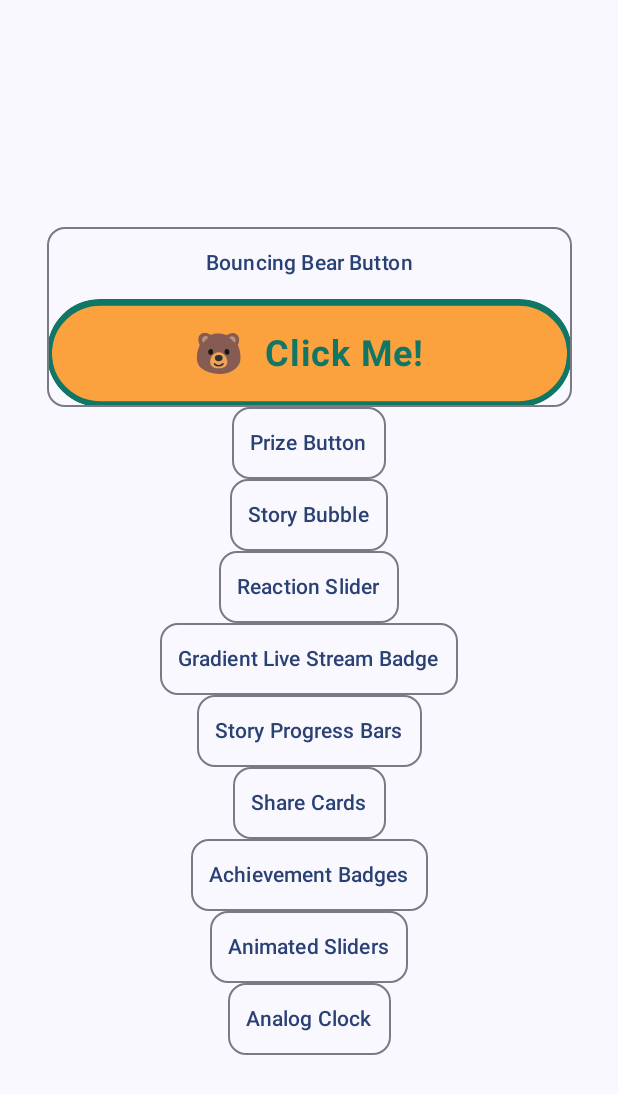
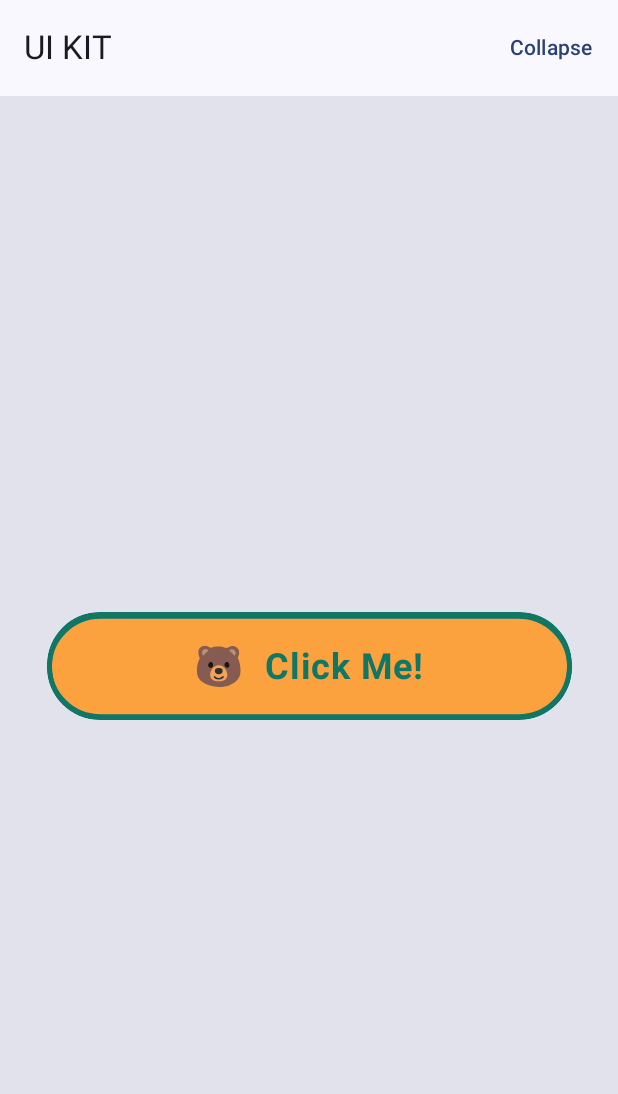
Before and after one commit to zahid4kh/UI-Components-For-Compose, an Android app built with Jetpack Compose: the screen it shows after launch (MainActivity), after a tap on "Bouncing Bear Button", on a phone screen of 412 x 824 dp. Shown: the top 1094 px of the screen. Run offline under Robolectric (Android 15) with nearby library versions, the phone set to English and light mode, and no system bars.

Commit message:
redefined the UI to use AnimatedContent: trying to implemenent morphing while scaling. Current issue: the clicked card doesnt scaleIn properly

```diff
--- /dev/null
+++ b/app/src/main/java/my/ui/ComponentGrid.kt
@@ -0,0 +1,181 @@
+package my.ui
+
+import android.os.Build
+import androidx.annotation.RequiresApi
+import androidx.compose.animation.AnimatedContent
+import androidx.compose.animation.core.Spring
+import androidx.compose.animation.core.animateFloatAsState
+import androidx.compose.animation.core.spring
+import androidx.compose.animation.scaleIn
+import androidx.compose.animation.scaleOut
+import androidx.compose.animation.togetherWith
+import androidx.compose.foundation.background
+import androidx.compose.foundation.layout.Box
+import androidx.compose.foundation.layout.ExperimentalLayoutApi
+import androidx.compose.foundation.layout.PaddingValues
+import androidx.compose.foundation.layout.fillMaxSize
+import androidx.compose.foundation.layout.padding
+import androidx.compose.foundation.lazy.grid.GridCells
+import androidx.compose.foundation.lazy.grid.LazyVerticalGrid
+import androidx.compose.foundation.lazy.grid.items
+import androidx.compose.material3.MaterialTheme
+import androidx.compose.runtime.Composable
+import androidx.compose.runtime.getValue
+import androidx.compose.runtime.mutableStateOf
+import androidx.compose.runtime.remember
+import androidx.compose.runtime.setValue
+import androidx.compose.ui.Alignment
+import androidx.compose.ui.Modifier
+import androidx.compose.ui.composed
+import androidx.compose.ui.draw.scale
+import androidx.compose.ui.geometry.Size
+import androidx.compose.ui.graphics.TransformOrigin
+import androidx.compose.ui.input.pointer.PointerEventType
+import androidx.compose.ui.input.pointer.pointerInput
+import androidx.compose.ui.layout.onGloballyPositioned
+import androidx.compose.ui.layout.positionInRoot
+import androidx.compose.ui.platform.LocalDensity
+import androidx.compose.ui.unit.dp
+
+@RequiresApi(Build.VERSION_CODES.O)
+@Composable
+fun ComponentsGrid(
+    padding: PaddingValues,
+    selectedComponent: ComponentItem?,
+    onSelected: (ComponentItem) -> Unit,
+    components: List<ComponentItem>
+) {
+    var selectedCardBounds by remember { mutableStateOf<CardBounds?>(null) }
+    var screenSize by remember { mutableStateOf<Size?>(null) }
+
+    Box(
+        modifier = Modifier
+            .fillMaxSize()
+            .background(MaterialTheme.colorScheme.surfaceVariant)
+            .onGloballyPositioned { coordinates ->
+                screenSize = Size(
+                    coordinates.size.width.toFloat(),
+                    coordinates.size.height.toFloat()
+                )
+            }
+    ) {
+        AnimatedContent(
+            targetState = selectedComponent,
+            label = "componentTransition",
+            transitionSpec = {
+                val springSpec = spring<Float>(
+                    dampingRatio = Spring.DampingRatioLowBouncy,
+                    stiffness = Spring.StiffnessVeryLow
+                )
+
+                val (initialScale, targetScale) = when {
+                    targetState != null -> 0.3f to 1f
+                    else -> 1f to 0.3f
+                }
+
+                val transformOrigin = selectedCardBounds?.let { bounds ->
+                    screenSize?.let { size ->
+                        TransformOrigin(
+                            pivotFractionX = (bounds.left + bounds.width / 2) / size.width,
+                            pivotFractionY = (bounds.top + bounds.height / 2) / size.height
+                        )
+                    }
+                } ?: TransformOrigin(0.5f, 0.5f)
+
+                scaleIn(
+                    animationSpec = springSpec,
+                    initialScale = initialScale,
+                    transformOrigin = transformOrigin
+                ) togetherWith scaleOut(
+                    animationSpec = springSpec,
+                    targetScale = targetScale,
+                    transformOrigin = transformOrigin
+                )
+            }
+        ) { targetComponent ->
+            if (targetComponent == null) {
+                LazyVerticalGrid(
+                    columns = GridCells.Adaptive(minSize = 130.dp),
+                    contentPadding = padding,
+                    modifier = Modifier.fillMaxSize()
+                ) {
+                    items(components) { componentItem ->
+                        var cardBounds by remember { mutableStateOf<CardBounds?>(null) }
+                        var isHovered by remember { mutableStateOf(false) }
+
+                        val hoverScale by animateFloatAsState(
+                            targetValue = if (isHovered) 1.05f else 1f,
+                            animationSpec = spring(
+                                dampingRatio = Spring.DampingRatioMediumBouncy,
+                                stiffness = Spring.StiffnessLow
+                            ),
+                            label = "hoverScale"
+                        )
+
+                        UIComponent(
+                            text = componentItem.text,
+                            onClick = {
+                                selectedCardBounds = cardBounds
+                                onSelected(componentItem)
+                            },
+                            modifier = Modifier
+                                .scale(hoverScale)
+                                .trackBounds { bounds ->
+                                    cardBounds = bounds
+                                }
+                                .pointerInput(Unit) {
+                                    awaitPointerEventScope {
+                                        while (true) {
+                                            val event = awaitPointerEvent()
+                                            when (event.type) {
+                                                PointerEventType.Enter -> isHovered = true
+                                                PointerEventType.Exit -> isHovered = false
+                                            }
+                                        }
+                                    }
+                                }
+                        )
+                    }
+                }
+            } else {
+                Box(
+                    modifier = Modifier
+                        .fillMaxSize()
+                        .padding(padding),
+                    contentAlignment = Alignment.Center
+                ) {
+                    targetComponent.component()
+                }
+            }
+        }
+    }
+}
+
+@Composable
+fun Modifier.trackBounds(
+    onBoundsChange: (CardBounds) -> Unit
+): Modifier = composed {
+    val density = LocalDensity.current
+
+    this.then(
+        Modifier.onGloballyPositioned { coordinates ->
+            with(density) {
+                onBoundsChange(
+                    CardBounds(
+                        left = coordinates.positionInRoot().x,
+                        top = coordinates.positionInRoot().y,
+                        width = coordinates.size.width.toFloat(),
+                        height = coordinates.size.height.toFloat()
+                    )
+                )
+            }
+        }
+    )
+}
+
+data class CardBounds(
+    val left: Float,
+    val top: Float,
+    val width: Float,
+    val height: Float
+)
--- a/app/src/main/java/my/ui/MainActivity.kt
+++ b/app/src/main/java/my/ui/MainActivity.kt
@@ -6,24 +6,42 @@ import androidx.activity.ComponentActivity
 import androidx.activity.compose.setContent
 import androidx.activity.enableEdgeToEdge
 import androidx.annotation.RequiresApi
-import androidx.compose.animation.AnimatedVisibility
+import androidx.compose.animation.AnimatedContent
+import androidx.compose.animation.core.Spring
+import androidx.compose.animation.core.animateFloatAsState
+import androidx.compose.animation.core.spring
+import androidx.compose.animation.core.tween
+import androidx.compose.animation.fadeIn
+import androidx.compose.animation.fadeOut
+import androidx.compose.animation.scaleIn
+import androidx.compose.animation.scaleOut
+import androidx.compose.animation.slideInVertically
+import androidx.compose.animation.slideOutVertically
+import androidx.compose.animation.togetherWith
+import androidx.compose.foundation.BorderStroke
 import androidx.compose.foundation.background
 import androidx.compose.foundation.clickable
 import androidx.compose.foundation.layout.Arrangement
+import androidx.compose.foundation.layout.Box
 import androidx.compose.foundation.layout.Column
 import androidx.compose.foundation.layout.ExperimentalLayoutApi
 import androidx.compose.foundation.layout.FlowRow
+import androidx.compose.foundation.layout.PaddingValues
 import androidx.compose.foundation.layout.fillMaxSize
 import androidx.compose.foundation.layout.fillMaxWidth
 import androidx.compose.foundation.layout.padding
 import androidx.compose.foundation.layout.size
-import androidx.compose.foundation.lazy.LazyColumn
-import androidx.compose.foundation.rememberScrollState
-import androidx.compose.foundation.verticalScroll
+import androidx.compose.foundation.lazy.grid.GridCells
+import androidx.compose.foundation.lazy.grid.LazyVerticalGrid
+import androidx.compose.foundation.lazy.grid.items
+import androidx.compose.material3.CardDefaults
+import androidx.compose.material3.ExperimentalMaterial3Api
 import androidx.compose.material3.MaterialTheme
 import androidx.compose.material3.OutlinedCard
+import androidx.compose.material3.Scaffold
 import androidx.compose.material3.Text
 import androidx.compose.material3.TextButton
+import androidx.compose.material3.TopAppBar
 import androidx.compose.runtime.Composable
 import androidx.compose.runtime.getValue
 import androidx.compose.runtime.mutableStateOf
@@ -31,7 +49,16 @@ import androidx.compose.runtime.remember
 import androidx.compose.runtime.setValue
 import androidx.compose.ui.Alignment
 import androidx.compose.ui.Modifier
+import androidx.compose.ui.composed
+import androidx.compose.ui.draw.clip
+import androidx.compose.ui.draw.scale
 import androidx.compose.ui.graphics.Color
+import androidx.compose.ui.graphics.TransformOrigin
+import androidx.compose.ui.input.pointer.PointerEventType
+import androidx.compose.ui.input.pointer.pointerInput
+import androidx.compose.ui.layout.onGloballyPositioned
+import androidx.compose.ui.layout.positionInRoot
+import androidx.compose.ui.platform.LocalDensity
 import androidx.compose.ui.unit.dp
 import my.ui.components.AchievementBadgeDemo
 import my.ui.components.AnalogClock
@@ -48,182 +75,120 @@ import my.ui.components.ShareCardDemo
 import my.ui.components.ShareCardHandler
 import my.ui.components.StoryBubble
 import my.ui.components.StoryProgressDemo
-import my.ui.components.dialog.DialogExample
 import my.ui.ui.theme.MyUITheme
-import java.time.Clock
 
 class MainActivity : ComponentActivity() {
+    @OptIn(ExperimentalMaterial3Api::class, ExperimentalLayoutApi::class)
     @RequiresApi(Build.VERSION_CODES.O)
     override fun onCreate(savedInstanceState: Bundle?) {
         super.onCreate(savedInstanceState)
         enableEdgeToEdge()
         setContent {
             MyUITheme {
-                Components()
-            }
-        }
-    }
-}
+                var selectedComponent: ComponentItem? by remember { mutableStateOf(null) }
 
-
-@RequiresApi(Build.VERSION_CODES.O)
-@OptIn(ExperimentalLayoutApi::class)
-@Composable
-fun Components() {
-    var showBearButton by remember { mutableStateOf(false) }
-    var showPrizeButton by remember { mutableStateOf(false) }
-    var showStoryBubble by remember { mutableStateOf(false) }
-    var showReactionSlider by remember { mutableStateOf(false) }
-    var showLiveBadge by remember { mutableStateOf(false) }
-    var showStoryProgress by remember { mutableStateOf(false) }
-    var showShareCards by remember { mutableStateOf(false) }
-    var showAchievementBadge by remember { mutableStateOf(false) }
-    var showAnimatedSliders by remember { mutableStateOf(false) }
-    var showCustomDialog by remember { mutableStateOf(false) }
-    var showAnalogClock by remember { mutableStateOf(false) }
-
-    LazyColumn(verticalArrangement = Arrangement.Center,
-        horizontalAlignment = Alignment.CenterHorizontally,
-        modifier = Modifier
-            .fillMaxSize()
-            .background(MaterialTheme.colorScheme.surface)
-            .padding(top = 30.dp),
-        userScrollEnabled = true
-
-    ){
-        item{
-            UIComponent(
-                text = "Bouncing Bear Button",
-                onClick = {showBearButton = !showBearButton},
-                showComponent = showBearButton,
-                component = { BearButton() }
-            )
-        }
-
-        item{
-            UIComponent(
-                text = "Prize Button",
-                onClick = {showPrizeButton = !showPrizeButton},
-                showComponent = showPrizeButton,
-                component = { PrizeButton() }
-            )
-        }
-
-        item{
-            UIComponent(
-                text = "Story Bubble",
-                onClick = {showStoryBubble = !showStoryBubble},
-                showComponent = showStoryBubble,
-                component = { StoryBubble(size = 100) }
-            )
-        }
-
-        item{
-            UIComponent(
-                text = "Reaction Slider",
-                onClick = {showReactionSlider = !showReactionSlider},
-                showComponent = showReactionSlider,
-                component = { ReactionSlider() }
-            )
-        }
-
-        item{
-            UIComponent(
-                text = "Gradient Live Stream Badge",
-                onClick = {showLiveBadge = !showLiveBadge},
-                showComponent = showLiveBadge,
-                component = {
+                val components = listOf(
+                    ComponentItem("Bouncing Bear Button") { BearButton() },
+                    ComponentItem("Prize Button") { PrizeButton() },
+                    ComponentItem("Story Bubble") { StoryBubble(size = 100) },
+                    ComponentItem("Reaction Slider") { ReactionSlider() },
+                    ComponentItem("Gradient Live Stream Badge") {
                         FlowRow(
                             horizontalArrangement = Arrangement.Center,
                             verticalArrangement = Arrangement.spacedBy(10.dp),
                             modifier = Modifier.fillMaxWidth(),
-//                        maxItemsInEachRow = 2
-                    ){
+                        ) {
                             GradientLiveStreamBadge(500)
                             NeonLiveStreamBadge(126)
                             GamingLiveStreamBadge(8888)
                             MinimalistLiveStreamBadge(34)
                             BroadcastLiveStreamBadge(69)
                         }
+                    },
+                    ComponentItem("Story Progress Bars") { StoryProgressDemo() },
+                    ComponentItem("Share Cards") {
+                        ShareCardHandler(
+                            onShareClick = {}
+                        ) {
+                            ShareCardDemo()
                         }
+                    },
+                    ComponentItem("Achievement Badges") { AchievementBadgeDemo() },
+                    ComponentItem("Animated Sliders") { AnimatedSlidersIcon(Modifier.size(70.dp)) },
+                    ComponentItem("Analog Clock") {
+                        AnalogClock(
+                            modifier = Modifier.size(300.dp),
+                            circleColor = MaterialTheme.colorScheme.primary,
+                            secondsHandColor = Color.Red.copy(alpha = 0.7f),
+                        )
+                    },
+                )
+
+                Scaffold(
+                    topBar = {
+                        MyTopAppBar(
+                            selectedComponent = selectedComponent,
+                            onCollapse = { selectedComponent = null }
+                        )
+                    }
+                ){padding->
+                    ComponentsGrid(
+                        padding = padding,
+                        selectedComponent = selectedComponent,
+                        onSelected = { selectedComponent = it },
+                        components = components
                     )
                 }
 
-        item{
-            UIComponent(
-                text = "Story Progress Bars",
-                onClick = { showStoryProgress = !showStoryProgress },
-                showComponent = showStoryProgress,
-                component = { StoryProgressDemo() }
-            )
+            }
+        }
+    }
 }
 
-        item{
-            UIComponent(
-                text = "Share Cards",
-                onClick = { showShareCards = !showShareCards },
-                showComponent = showShareCards,
-                component = {
-                    ShareCardHandler(
-                        onShareClick = { platform ->
-                            // Handle share action based on platform
+@OptIn(ExperimentalMaterial3Api::class)
+@Composable
+fun MyTopAppBar(selectedComponent: ComponentItem?, onCollapse: () -> Unit) {
+    TopAppBar(
+        title = { Text("UI KIT") },
+        actions = {
+            if (selectedComponent != null) {
+                TextButton(onClick = onCollapse) {
+                    Text("Collapse")
                 }
-                    ) {
-                        ShareCardDemo()
             }
         }
     )
 }
 
-        item{
-            UIComponent(
-                text = "Achievement Badges",
-                onClick = {showAchievementBadge = !showAchievementBadge},
-                showComponent = showAchievementBadge,
-                component = { AchievementBadgeDemo() }
+
+@Composable
+fun UIComponent(
+    text: String,
+    onClick: () -> Unit,
+    modifier: Modifier = Modifier
+) {
+    OutlinedCard(
+        modifier = modifier
+            .padding(8.dp)
+            .clip(shape = MaterialTheme.shapes.medium)
+            .clickable(onClick = onClick),
+        colors = CardDefaults.outlinedCardColors(
+            containerColor = MaterialTheme.colorScheme.surface,
+        ),
+        border = BorderStroke(
+            width = 1.dp,
+            color = MaterialTheme.colorScheme.outline
         )
-        }
-
-        item{
-            UIComponent(
-                text = "Animated Sliders",
-                onClick = { showAnimatedSliders = !showAnimatedSliders },
-                showComponent = showAnimatedSliders,
-                component = { AnimatedSlidersIcon(Modifier.size(70.dp)) }
-            )
-        }
-
-        item{
-            UIComponent(
-                text = "Analog Clock",
-                onClick = {showAnalogClock = !showAnalogClock},
-                showComponent = showAnalogClock,
-                component = { AnalogClock(
-                    modifier = Modifier.size(300.dp),
-                    circleColor = MaterialTheme.colorScheme.primary,
-                    secondsHandColor = Color.Red.copy(alpha = 0.7f),
-                ) }
+    ) {
+        Column(
+            modifier = Modifier.padding(16.dp),
+            horizontalAlignment = Alignment.CenterHorizontally
+        ) {
+            Text(
+                text = text,
+                style = MaterialTheme.typography.titleMedium,
+                color = MaterialTheme.colorScheme.onSurface
             )
         }
     }
 }
-
-
-@Composable
-fun UIComponent(text: String, onClick: () -> Unit, showComponent: Boolean, component: @Composable () -> Unit) {
-    OutlinedCard(
-        modifier = Modifier
-            .clickable(onClick = onClick)
-    ){
-        Column(horizontalAlignment = Alignment.CenterHorizontally){
-            TextButton(onClick = onClick){
-                Text(text = text)
-            }
-            AnimatedVisibility(visible = showComponent) {
-                component()
-            }
-        }
-    }
-
-
-}
```
Lines whose indentation alone changed are shown as unchanged.
